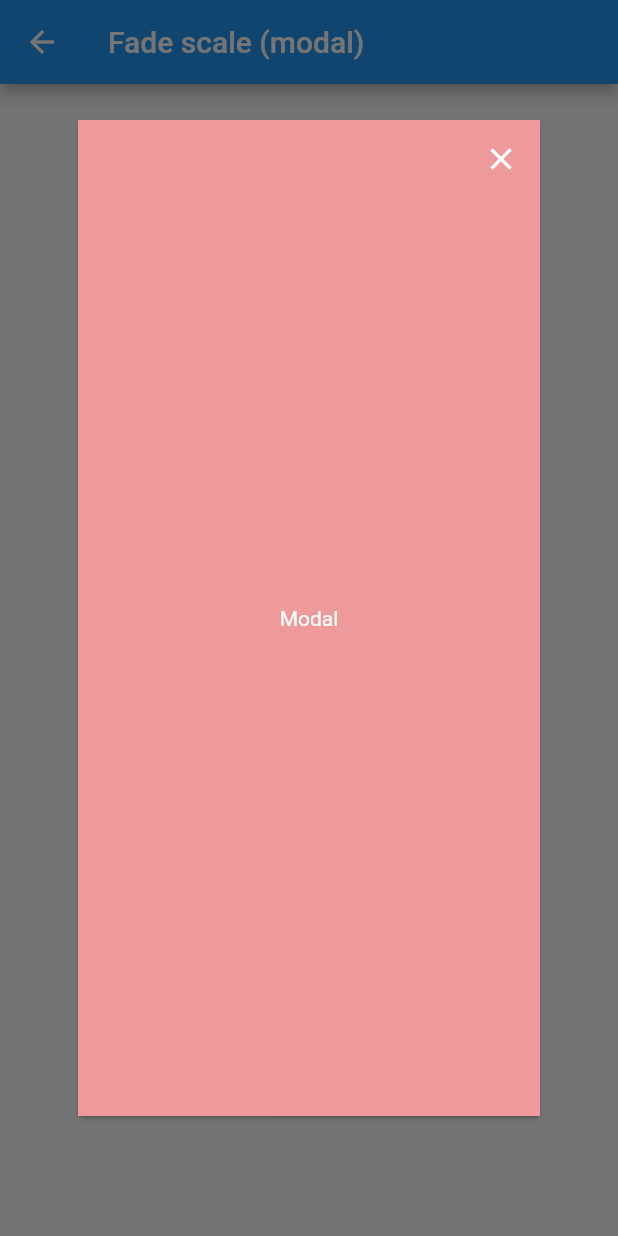
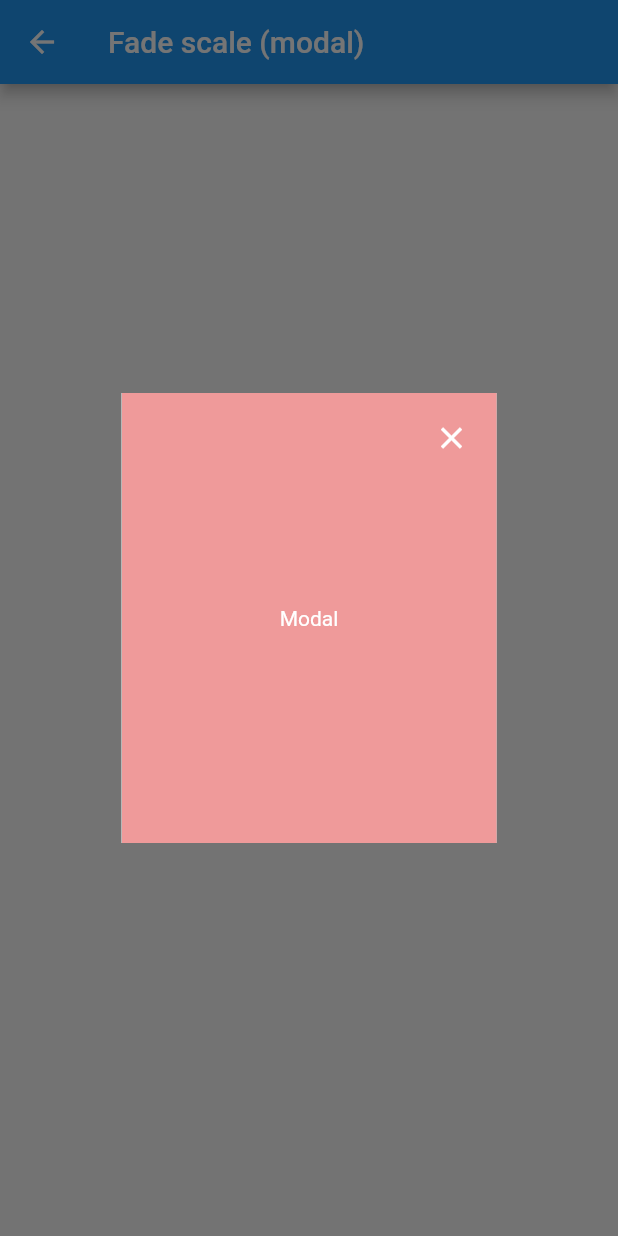
Before and after one commit to kaboc/flutter_minimal_impl, a Flutter app: the FadeScaleModalScreen screen opened directly, after a tap on "Show", on a phone screen of 412 x 824 dp. Run offline on Flutter 3.47's test engine with Material 2 defaults, Android fonts, the phone set to English and light mode, and no system bars; accounts and stored records are empty; statements that could not run were skipped.

Commit message:
Improve modal dialog

```diff
--- a/lib/transition_animations/fade_scale_modal/fade_scale_modal.dart
+++ b/lib/transition_animations/fade_scale_modal/fade_scale_modal.dart
@@ -35,13 +35,14 @@ class _Modal extends StatelessWidget {
 
   @override
   Widget build(BuildContext context) {
-    return Padding(
-      padding: const EdgeInsets.symmetric(horizontal: 48.0, vertical: 76.0),
+    return Center(
+      child: Material(
+        child: SizedBox(
+          width: 250.0,
+          height: 300.0,
           child: Stack(
             children: <Widget>[
-          const Card(
-            child: ContentA('Modal'),
-          ),
+              const ContentA('Modal'),
               Positioned(
                 top: 6.0,
                 right: -14.0,
@@ -52,6 +53,8 @@ class _Modal extends StatelessWidget {
               ),
             ],
           ),
+        ),
+      ),
     );
   }
 }
```
Lines whose indentation alone changed are shown as unchanged.
